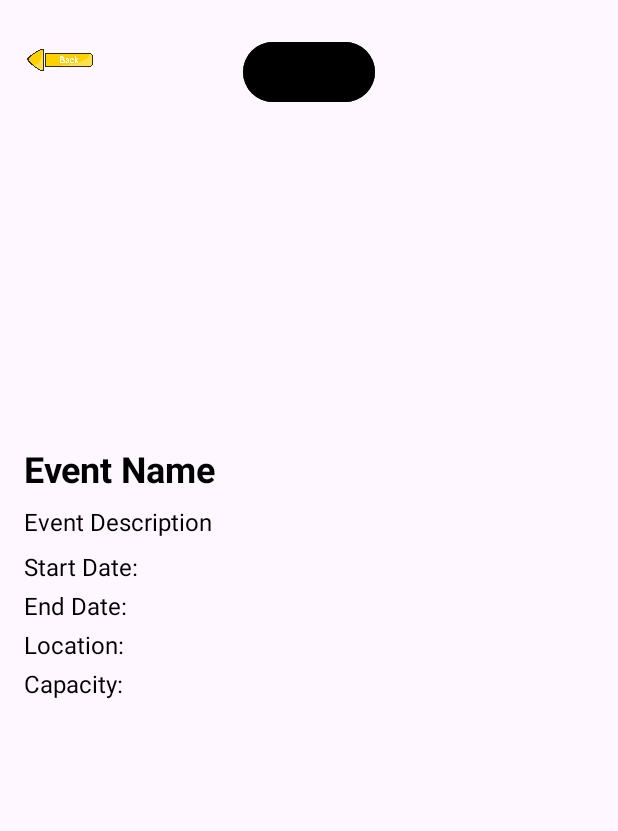
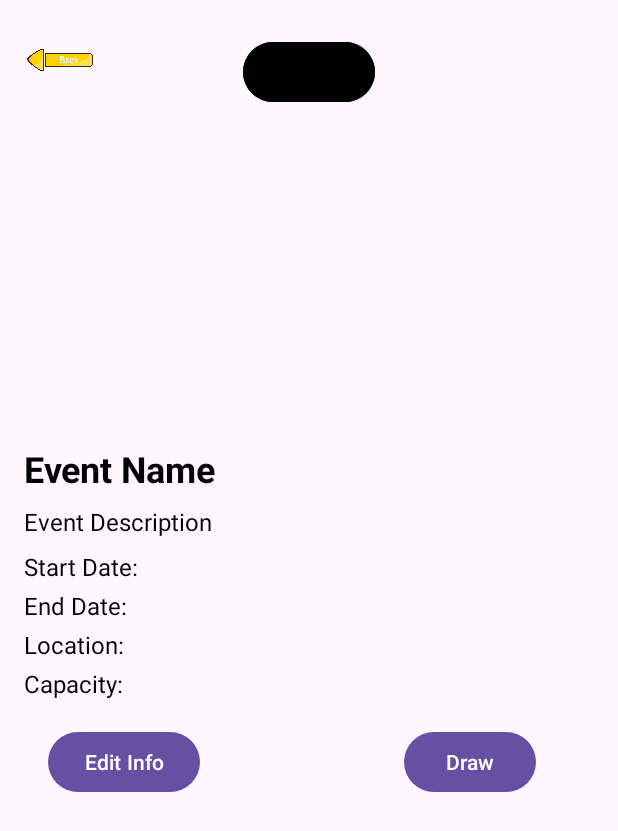
Before and after one commit to CMPUT301F24syntax/syntax-events, an Android app: the EventDetailActivity screen opened directly, with no data from a screen before it, on a phone screen of 412 x 824 dp. Shown: the top 831 px of the screen. Run offline under Robolectric (Android 15) with nearby library versions, the phone set to English and light mode, and no system bars; our stand-ins replace Firebase (no records; nobody signed in at launch, a user with empty details on screens opened directly); pictures from the network do not load; 1 statement that could not run was skipped.

Commit message:
moved updating event functionality from EventDetailActivity to EditEventActivity

```diff
--- a/app/src/main/java/com/example/syntaxeventlottery/EventAdapter.java
+++ b/app/src/main/java/com/example/syntaxeventlottery/EventAdapter.java
@@ -31,7 +31,7 @@ public class EventAdapter extends RecyclerView.Adapter<EventAdapter.EventViewHol
     private List<Event> eventsList;
 
     /** Context from which the adapter is created, used for inflating layouts and starting activities. */
-    private static Context context;
+    private Context context;
 
     /**
      * Constructs a new {@code EventAdapter}.
@@ -157,4 +157,5 @@ public class EventAdapter extends RecyclerView.Adapter<EventAdapter.EventViewHol
             eventLocationTextView = itemView.findViewById(R.id.eventLocationTextView);
         }
     }
+
 }
--- a/app/src/main/java/com/example/syntaxeventlottery/EventController.java
+++ b/app/src/main/java/com/example/syntaxeventlottery/EventController.java
@@ -1,10 +1,8 @@
 package com.example.syntaxeventlottery;
 
-import android.content.Intent;
 import android.graphics.Bitmap;
 import android.graphics.Color;
 import android.net.Uri;
-import android.util.Log;
 
 import com.google.zxing.BarcodeFormat;
 import com.google.zxing.common.BitMatrix;
@@ -12,7 +10,6 @@ import com.google.zxing.qrcode.QRCodeWriter;
 
 import java.util.ArrayList;
 import java.util.Date;
-import java.util.List;
 
 import javax.annotation.Nullable;
 
--- a/app/src/main/java/com/example/syntaxeventlottery/OrganizerCreateEvent.java
+++ b/app/src/main/java/com/example/syntaxeventlottery/OrganizerCreateEvent.java
@@ -2,7 +2,6 @@
 package com.example.syntaxeventlottery;
 
 import android.content.Intent;
-import android.graphics.Bitmap;
 import android.net.Uri;
 import android.os.Bundle;
 import android.provider.MediaStore;
@@ -64,8 +63,8 @@ public class OrganizerCreateEvent extends AppCompatActivity {
         eventDescriptionEditText = findViewById(R.id.eventDescriptionEditText);
         createEventButton = findViewById(R.id.createEventButton);
         backButton = findViewById(R.id.backButton);
-        uploadButton = findViewById(R.id.uploadButton);
-        eventImageView = findViewById(R.id.eventImageView);
+        uploadButton = findViewById(R.id.updatePosterButton);
+        eventImageView = findViewById(R.id.updatePosterView);
 
         // Initialize EventController with repository
         eventController = new EventController(new EventRepository());
--- a/app/src/main/res/layout/activity_event_detail.xml
+++ b/app/src/main/res/layout/activity_event_detail.xml
@@ -7,7 +7,7 @@
 
     <RelativeLayout
         android:layout_width="match_parent"
-        android:layout_height="wrap_content">
+        android:layout_height="match_parent">
 
         <Button
             android:id="@+id/viewParticipantsButton"
@@ -29,7 +29,8 @@
             android:background="?attr/selectableItemBackgroundBorderless"
             android:contentDescription="Back"
             android:scaleType="centerInside"
-            android:src="@drawable/ic_back_arrow" /> \
+            android:src="@drawable/ic_back_arrow" />
+        \
 
         <!-- Event Poster -->
         <ImageView
@@ -45,8 +46,8 @@
             android:id="@+id/eventQRCodeImageView"
             android:layout_width="100dp"
             android:layout_height="100dp"
+            android:layout_below="@id/backButton"
             android:layout_alignParentEnd="true"
-            android:layout_below="@id/backButton"
             android:layout_marginTop="16dp"
             android:scaleType="centerInside" />
 
@@ -57,11 +58,11 @@
             android:layout_height="wrap_content"
             android:layout_below="@id/eventPosterImageView"
             android:layout_alignParentStart="true"
+            android:layout_marginTop="16dp"
             android:text="Event Name"
+            android:textColor="@android:color/black"
             android:textSize="24sp"
-            android:textStyle="bold"
-            android:textColor="@android:color/black"
-            android:layout_marginTop="16dp" />
+            android:textStyle="bold" />
 
         <!-- Event Description -->
         <TextView
@@ -70,10 +71,10 @@
             android:layout_height="wrap_content"
             android:layout_below="@id/eventNameTextView"
             android:layout_alignParentStart="true"
+            android:layout_marginTop="8dp"
             android:text="Event Description"
-            android:textSize="16sp"
             android:textColor="@android:color/black"
-            android:layout_marginTop="8dp" />
+            android:textSize="16sp" />
 
         <!-- Event Start Date -->
         <TextView
@@ -82,10 +83,10 @@
             android:layout_height="wrap_content"
             android:layout_below="@id/eventDescriptionTextView"
             android:layout_alignParentStart="true"
+            android:layout_marginTop="8dp"
             android:text="Start Date: "
-            android:textSize="16sp"
             android:textColor="@android:color/black"
-            android:layout_marginTop="8dp" />
+            android:textSize="16sp" />
 
         <!-- Event End Date -->
         <TextView
@@ -94,10 +95,10 @@
             android:layout_height="wrap_content"
             android:layout_below="@id/eventStartDateTextView"
             android:layout_alignParentStart="true"
+            android:layout_marginTop="4dp"
             android:text="End Date: "
-            android:textSize="16sp"
             android:textColor="@android:color/black"
-            android:layout_marginTop="4dp" />
+            android:textSize="16sp" />
 
         <!-- Event Facility -->
         <TextView
@@ -106,10 +107,10 @@
             android:layout_height="wrap_content"
             android:layout_below="@id/eventEndDateTextView"
             android:layout_alignParentStart="true"
+            android:layout_marginTop="4dp"
             android:text="Location: "
-            android:textSize="16sp"
             android:textColor="@android:color/black"
-            android:layout_marginTop="4dp" />
+            android:textSize="16sp" />
 
         <!-- Event Capacity -->
         <TextView
@@ -118,43 +119,36 @@
             android:layout_height="wrap_content"
             android:layout_below="@id/eventFacilityTextView"
             android:layout_alignParentStart="true"
+            android:layout_marginTop="4dp"
             android:text="Capacity: "
-            android:textSize="16sp"
             android:textColor="@android:color/black"
-            android:layout_marginTop="4dp" />
+            android:textSize="16sp" />
 
         <!-- Update Poster Button -->
-        <Button
-            android:id="@+id/updatePosterButton"
-            android:layout_width="wrap_content"
-            android:layout_height="wrap_content"
-            android:text="Update Poster"
-            android:layout_below="@id/eventCapacityTextView"
-            android:layout_alignParentStart="true"
-            android:layout_marginTop="16dp"
-            android:visibility="gone" />
 
         <!-- Edit Info Button -->
+
+        <!-- Join Event Button -->
+
         <Button
             android:id="@+id/editInfoButton"
             android:layout_width="wrap_content"
             android:layout_height="wrap_content"
+            android:layout_below="@id/eventCapacityTextView"
+            android:layout_marginStart="16dp"
+            android:layout_marginTop="17dp"
+            android:layout_toEndOf="@id/updatePosterButton"
             android:text="Edit Info"
-            android:layout_below="@id/eventCapacityTextView"
-            android:layout_toEndOf="@id/updatePosterButton"
-            android:layout_marginStart="16dp"
-            android:layout_marginTop="16dp"
-            android:visibility="gone" />
+            android:visibility="visible" />
 
-        <!-- Join Event Button -->
         <Button
             android:id="@+id/joinEventButton"
             android:layout_width="wrap_content"
             android:layout_height="wrap_content"
-            android:text="Join Event"
             android:layout_below="@id/eventCapacityTextView"
             android:layout_alignParentStart="true"
             android:layout_marginTop="16dp"
+            android:text="Join Event"
             android:visibility="gone" />
 
         <!-- Leave Event Button -->
@@ -162,46 +156,49 @@
             android:id="@+id/leaveEventButton"
             android:layout_width="wrap_content"
             android:layout_height="wrap_content"
-            android:text="Leave Event"
             android:layout_below="@id/eventCapacityTextView"
-            android:layout_toEndOf="@id/joinEventButton"
             android:layout_marginStart="16dp"
             android:layout_marginTop="16dp"
+            android:layout_toEndOf="@id/joinEventButton"
+            android:text="Leave Event"
             android:visibility="gone" />
 
         <!-- Draw Button -->
+
+        <!-- Accept Button -->
+
         <Button
             android:id="@+id/drawButton"
             android:layout_width="wrap_content"
             android:layout_height="wrap_content"
+            android:layout_below="@id/eventCapacityTextView"
+            android:layout_marginStart="136dp"
+            android:layout_marginTop="17dp"
+            android:layout_toEndOf="@id/editInfoButton"
             android:text="Draw"
-            android:layout_below="@id/eventCapacityTextView"
-            android:layout_toEndOf="@id/editInfoButton"
-            android:layout_marginStart="16dp"
-            android:layout_marginTop="16dp"
-            android:visibility="gone" />
+            android:visibility="visible" />
 
-        <!-- Accept Button -->
         <Button
             android:id="@+id/acceptButton"
             android:layout_width="wrap_content"
             android:layout_height="wrap_content"
-            android:text="Accept"
             android:layout_below="@id/eventCapacityTextView"
             android:layout_alignParentStart="true"
             android:layout_marginTop="16dp"
+            android:text="Accept"
             android:visibility="gone" />
 
         <!-- Reject Button -->
+
         <Button
             android:id="@+id/rejectButton"
             android:layout_width="wrap_content"
             android:layout_height="wrap_content"
-            android:text="Reject"
             android:layout_below="@id/eventCapacityTextView"
-            android:layout_toEndOf="@id/acceptButton"
             android:layout_marginStart="16dp"
             android:layout_marginTop="16dp"
+            android:layout_toEndOf="@id/acceptButton"
+            android:text="Reject"
             android:visibility="gone" />
 
         <!-- Draw Ended TextView -->
@@ -209,12 +206,12 @@
             android:id="@+id/drawEndedTextView"
             android:layout_width="wrap_content"
             android:layout_height="wrap_content"
-            android:text="Draw Ended"
-            android:textSize="16sp"
-            android:textColor="@android:color/black"
             android:layout_below="@id/eventCapacityTextView"
             android:layout_centerHorizontal="true"
             android:layout_marginTop="16dp"
+            android:text="Draw Ended"
+            android:textColor="@android:color/black"
+            android:textSize="16sp"
             android:visibility="gone" />
 
     </RelativeLayout>
--- a/app/src/main/res/layout/organizer_create_event.xml
+++ b/app/src/main/res/layout/organizer_create_event.xml
@@ -116,7 +116,7 @@
 
                 <!-- Event Image -->
                 <ImageView
-                    android:id="@+id/eventImageView"
+                    android:id="@+id/updatePosterView"
                     android:layout_width="match_parent"
                     android:layout_height="match_parent"
                     android:contentDescription="Event Image"
@@ -125,7 +125,7 @@
 
                 <!-- Button to Upload Image -->
                 <Button
-                    android:id="@+id/uploadButton"
+                    android:id="@+id/updatePosterButton"
                     android:layout_width="wrap_content"
                     android:layout_height="wrap_content"
                     android:layout_gravity="center"
```
Also changed, not shown: app/src/main/java/com/example/syntaxeventlottery/EditEventActivity.java (+32 -8 lines), app/src/main/java/com/example/syntaxeventlottery/EventDetailActivity.java (+1 -47 lines), app/src/main/res/layout/activity_edit_event.xml (+27 -0 lines).
